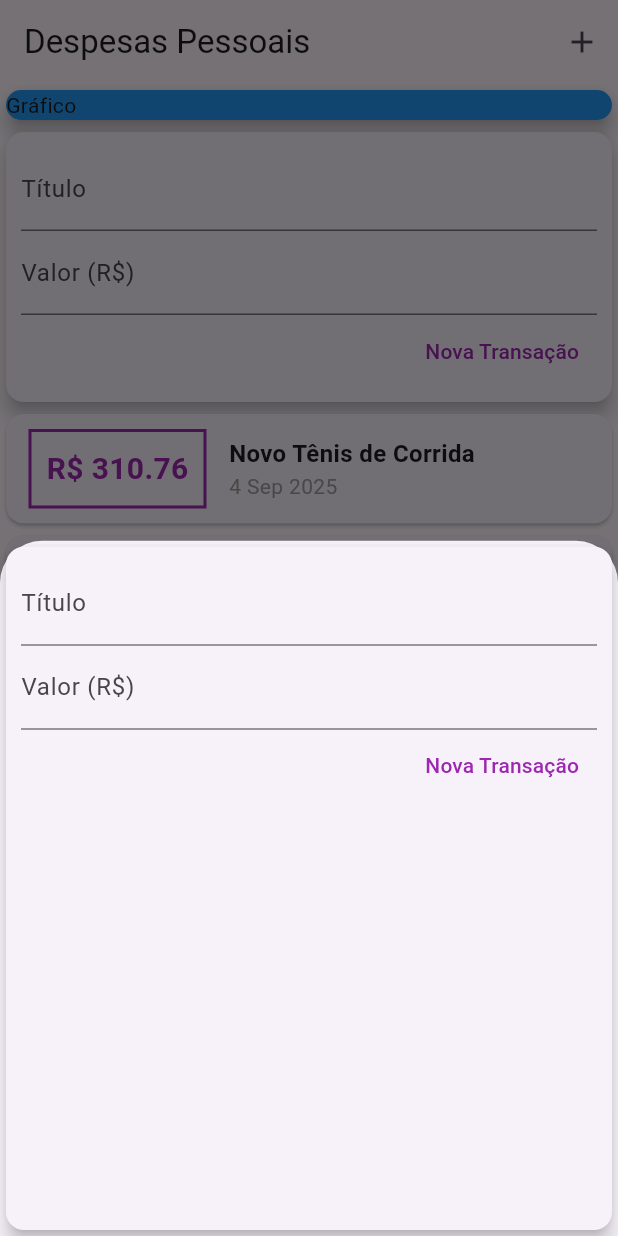
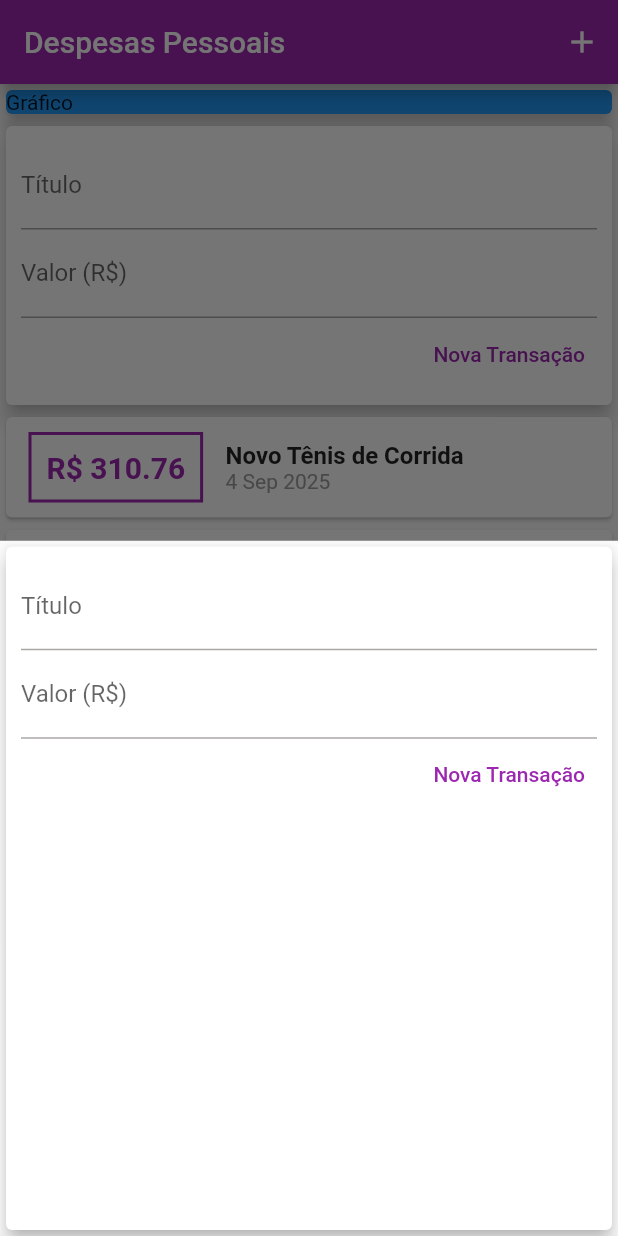
Before and after one commit to jSantini/curso_flutter, a Flutter app: the screen it shows after launch, after a tap on the "add" icon, on a phone screen of 412 x 824 dp. Run offline on Flutter 3.47's test engine with Material 3 defaults, Android fonts, the phone set to English and light mode, and no system bars.

Commit message:
add Material Theme

```diff
--- a/modulo_3/expenses/lib/main.dart
+++ b/modulo_3/expenses/lib/main.dart
@@ -5,14 +5,31 @@ import 'package:flutter/material.dart';
 import 'dart:math';
 
 void main() {
-  runApp(const ExpensesApp());
+  runApp(ExpensesApp());
 }
 
 class ExpensesApp extends StatelessWidget {
-  const ExpensesApp({Key? key}) : super(key: key);
+  ExpensesApp({Key? key}) : super(key: key);
+
+  final ThemeData tema = ThemeData();
+
   @override
   Widget build(BuildContext context) {
-    return const MaterialApp(home: MyHomePage());
+    return MaterialApp(
+      home: const MyHomePage(),
+      theme: ThemeData(
+        useMaterial3: false,
+        appBarTheme: const AppBarTheme(
+          backgroundColor: Colors.purple,
+          foregroundColor: Colors.white,
+        ),
+        colorScheme: ColorScheme.fromSeed(
+          seedColor: Colors.amber,
+          primary: Colors.purple,
+          secondary: Colors.amber,
+        ),
+      ),
+    );
   }
 }
 
```
